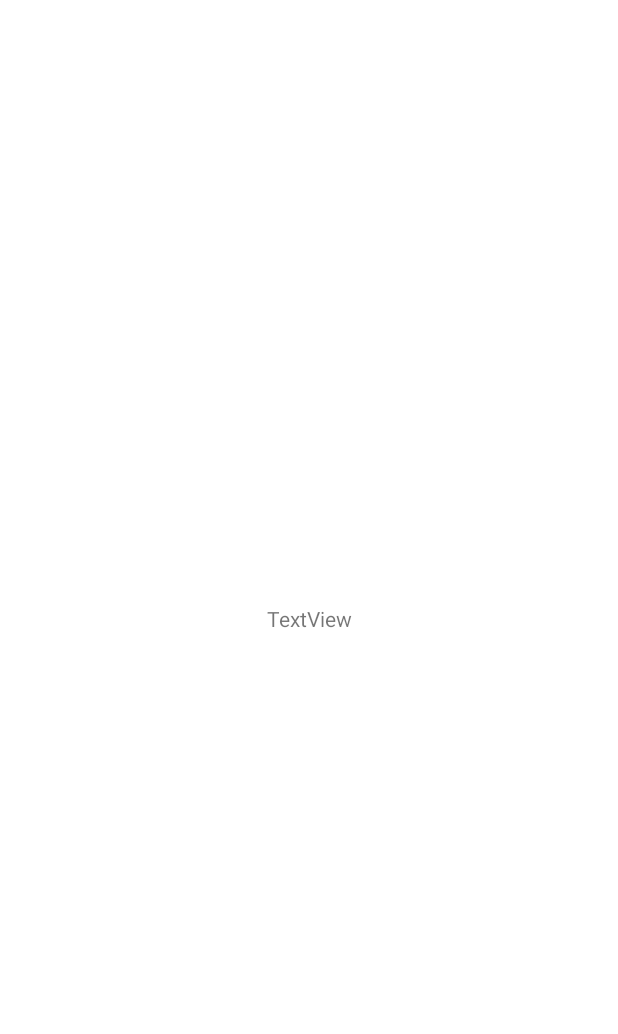
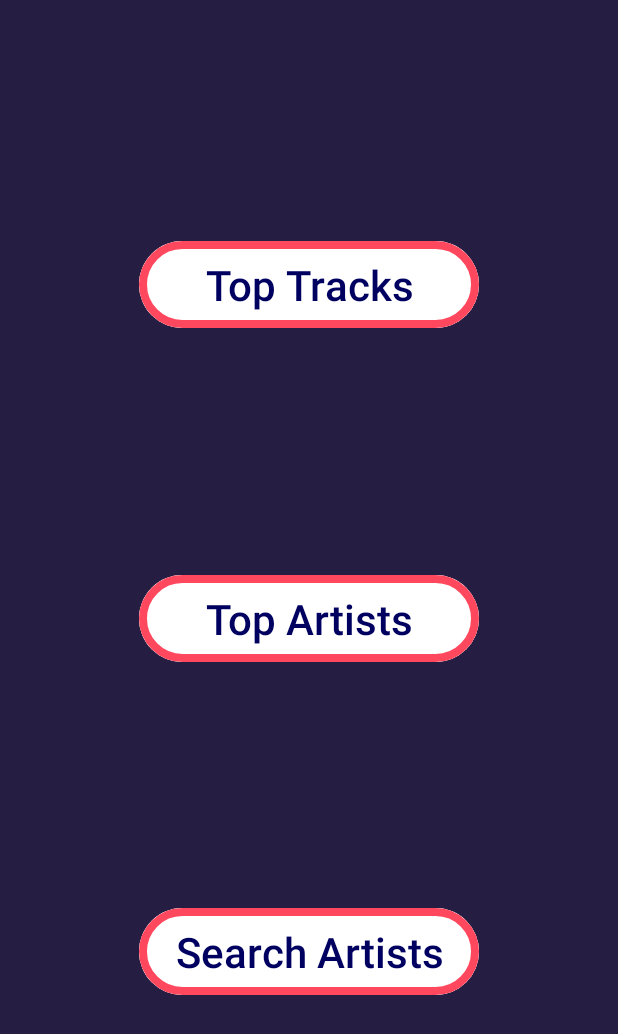
Before and after one commit to Cico-source/LastFmApp, an Android app: the screen it shows after launch (SetupActivity), on a phone screen of 412 x 824 dp. Before the commit the part shown is almost empty. Shown: the top 1034 px of the screen. Run offline under Robolectric (Android 15) with nearby library versions, the phone set to English and light mode, and no system bars; our stand-ins replace Dagger/Hilt's generated code.

Commit message:
Finish Main Screen

```diff
--- a/app/src/main/java/com/leon/lastfmapp/feature_lastfm/presentation/fragments/MainScreenFragment.kt
+++ b/app/src/main/java/com/leon/lastfmapp/feature_lastfm/presentation/fragments/MainScreenFragment.kt
@@ -3,12 +3,9 @@ package com.leon.lastfmapp.feature_lastfm.presentation.fragments
 import android.os.Bundle
 import android.view.View
 import androidx.fragment.app.Fragment
-import androidx.fragment.app.viewModels
-import androidx.lifecycle.lifecycleScope
+import androidx.navigation.fragment.findNavController
 import com.leon.lastfmapp.R
-import com.leon.lastfmapp.common.util.snackbar
 import com.leon.lastfmapp.databinding.FragmentMainScreenBinding
-import com.leon.lastfmapp.feature_lastfm.presentation.viewmodels.MainScreenViewModel
 import dagger.hilt.android.AndroidEntryPoint
 
 @AndroidEntryPoint
@@ -19,70 +16,26 @@ class MainScreenFragment : Fragment(R.layout.fragment_main_screen)
 	private val binding: FragmentMainScreenBinding
 		get() = _binding!!
 
-	private val viewModel: MainScreenViewModel by viewModels()
-
 
 	override fun onViewCreated(view: View, savedInstanceState: Bundle?)
 	{
 		super.onViewCreated(view, savedInstanceState)
 		_binding = FragmentMainScreenBinding.bind(view)
 
-		subscribeToObservers()
-		listenToEvents()
 
-//		binding.btnChangeCity.setOnClickListener {
-//
-//			findNavController().navigate(R.id.action_mainScreenFragment_to_searchScreenFragment)
-//		}
+		binding.btnTopTracks.setOnClickListener {
 
-	}
-
-	private fun listenToEvents() = viewLifecycleOwner.lifecycleScope.launchWhenStarted {
-
-		viewModel.setupEvent.collect { event ->
-
-			when (event)
-			{
-				/*
-				is MainScreenViewModel.SetupEvent.GetCityWeatherDetailsErrorEvent ->
-				{
-					binding.loadingSpinner.isVisible = false
-					binding.btnRefresh.isVisible = true
-					snackbar(event.error)
-				}
-				*/
-				else                                                              ->
-				{
-					Unit
-				}
-			}
-
+			findNavController().navigate(R.id.action_mainScreenFragment_to_topTracksScreenFragment)
 		}
 
-	}
+		binding.btnTopArtists.setOnClickListener {
 
-	private fun subscribeToObservers() = viewLifecycleOwner.lifecycleScope.launchWhenStarted {
+			findNavController().navigate(R.id.action_mainScreenFragment_to_topArtistsScreenFragment)
+		}
 
-		viewModel.screen.collect { event ->
+		binding.btnSearchArtists.setOnClickListener {
 
-			when (event)
-			{
-				/*
-				is MainScreenViewModel.SetupEvent.??? ->
-				{
-
-				}
-				*/
-				is MainScreenViewModel.SetupEvent.LoadingEvent     ->
-				{
-					// binding.loadingSpinner.isVisible = true
-				}
-				else                                                     ->
-				{
-					Unit
-				}
-			}
-
+			findNavController().navigate(R.id.action_mainScreenFragment_to_searchScreenFragment)
 		}
 
 	}
--- a/app/src/main/java/com/leon/lastfmapp/feature_lastfm/presentation/fragments/SplashScreenFragment.kt
+++ b/app/src/main/java/com/leon/lastfmapp/feature_lastfm/presentation/fragments/SplashScreenFragment.kt
@@ -11,7 +11,6 @@ import com.leon.lastfmapp.R
 import dagger.hilt.android.AndroidEntryPoint
 import kotlinx.coroutines.delay
 import kotlinx.coroutines.launch
-
 
 @AndroidEntryPoint
 class SplashScreenFragment : Fragment()
--- a/app/src/main/java/com/leon/lastfmapp/feature_lastfm/presentation/viewmodels/MainScreenViewModel.kt
+++ /dev/null
@@ -1,64 +0,0 @@
-package com.leon.lastfmapp.feature_lastfm.presentation.viewmodels
-
-
-import androidx.lifecycle.ViewModel
-import androidx.lifecycle.viewModelScope
-import com.leon.lastfmapp.common.util.DispatcherProvider
-import dagger.hilt.android.lifecycle.HiltViewModel
-import kotlinx.coroutines.flow.MutableSharedFlow
-import kotlinx.coroutines.flow.MutableStateFlow
-import kotlinx.coroutines.flow.SharedFlow
-import kotlinx.coroutines.flow.StateFlow
-import kotlinx.coroutines.launch
-import javax.inject.Inject
-
-@HiltViewModel
-class MainScreenViewModel @Inject constructor(
-    // USE CASES
-    // private val getCityCoordinates: GetCityCoordinates,
-    // private val getWeatherDetails: GetWeatherDetails,
-    private val dispatchers: DispatcherProvider,
-    // CACHING
-    // private val dao: WeatherDetailsDao
-) : ViewModel()
-{
-
-    sealed class SetupEvent
-    {
-
-        // data class GetCityWeatherDetailsEvent(val weatherDetails: WeatherDetails, val city: String) : SetupEvent()
-        data class GetCityWeatherDetailsErrorEvent(val error: String) : SetupEvent()
-
-        object LoadingEvent : SetupEvent()
-        object EmptyEvent : SetupEvent()
-    }
-
-    private val _setupEvent = MutableSharedFlow<SetupEvent>()
-    val setupEvent: SharedFlow<SetupEvent> = _setupEvent
-
-    private val _screen = MutableStateFlow<SetupEvent>(SetupEvent.EmptyEvent)
-    val screen: StateFlow<SetupEvent> = _screen
-
-    fun getWeatherDetailsForCity(city: String)
-    {
-        _screen.value = SetupEvent.LoadingEvent
-
-        viewModelScope.launch(dispatchers.main) {
-
-            /*
-            val cityCoords = getCityCoordinates(city, Constants.CACHE_DURATION_MINUTES)
-
-            if (cityCoords is Resource.Success)
-            {
-                _screen.value = SetupEvent.GetCityWeatherDetailsEvent(cityWeatherDetails.data ?: return@launch, city)
-            }
-            else
-            {
-                _screen.emit(SetupEvent.EmptyEvent)
-                _setupEvent.emit(SetupEvent.GetCityWeatherDetailsErrorEvent(cityWeatherDetails.message ?: return@launch))
-            }
-            */
-        }
-    }
-
-}
--- a/app/src/main/res/layout/fragment_main_screen.xml
+++ b/app/src/main/res/layout/fragment_main_screen.xml
@@ -4,16 +4,70 @@
     xmlns:tools="http://schemas.android.com/tools"
     android:layout_width="match_parent"
     android:layout_height="match_parent"
-    tools:context=".feature_lastfm.presentation.fragments.MainScreenFragment"
-    >
+    android:background="@color/background_color"
+    tools:context=".feature_lastfm.presentation.fragments.MainScreenFragment">
 
-    <TextView
-        android:id="@+id/textView2"
+    <Button
+        android:id="@+id/btnTopArtists"
+        style="@style/Widget.Material3.Button"
+        android:layout_width="0dp"
+        android:layout_height="wrap_content"
+        android:backgroundTint="#FFFFFF"
+        android:fontFamily="sans-serif-light"
+        android:paddingTop="10dp"
+        android:paddingBottom="10dp"
+        android:text="Top Artists"
+        android:textColor="#000060"
+        android:textSize="28sp"
+        android:textStyle="bold"
+        app:layout_constraintBottom_toTopOf="@+id/btnSearchArtists"
+        app:layout_constraintEnd_toEndOf="@+id/btnSearchArtists"
+        app:layout_constraintHorizontal_bias="0.5"
+        app:layout_constraintStart_toStartOf="@+id/btnSearchArtists"
+        app:layout_constraintTop_toBottomOf="@+id/btnTopTracks"
+        app:strokeColor="#FF485E"
+        app:strokeWidth="5dp" />
+
+    <Button
+        android:id="@+id/btnSearchArtists"
+        style="@style/Widget.Material3.Button"
         android:layout_width="wrap_content"
         android:layout_height="wrap_content"
-        android:text="TextView"
+        android:backgroundTint="#FFFFFF"
+        android:fontFamily="sans-serif-light"
+        android:paddingTop="10dp"
+        android:paddingBottom="10dp"
+        android:text="Search Artists"
+        android:textColor="#000060"
+        android:textSize="28sp"
+        android:textStyle="bold"
         app:layout_constraintBottom_toBottomOf="parent"
         app:layout_constraintEnd_toEndOf="parent"
+        app:layout_constraintHorizontal_bias="0.5"
         app:layout_constraintStart_toStartOf="parent"
-        app:layout_constraintTop_toTopOf="parent" />
+        app:layout_constraintTop_toBottomOf="@+id/btnTopArtists"
+        app:strokeColor="#FF485E"
+        app:strokeWidth="5dp" />
+
+    <Button
+        android:id="@+id/btnTopTracks"
+        style="@style/Widget.Material3.Button"
+        android:layout_width="0dp"
+        android:layout_height="wrap_content"
+        android:backgroundTint="#FFFFFF"
+        android:fontFamily="sans-serif-light"
+        android:paddingTop="10dp"
+        android:paddingBottom="10dp"
+        android:text="Top Tracks"
+        android:textColor="#000060"
+        android:textSize="28sp"
+        android:textStyle="bold"
+        app:layout_constraintBottom_toTopOf="@+id/btnTopArtists"
+        app:layout_constraintEnd_toEndOf="@+id/btnSearchArtists"
+        app:layout_constraintHorizontal_bias="0.5"
+        app:layout_constraintStart_toStartOf="@+id/btnSearchArtists"
+        app:layout_constraintTop_toTopOf="parent"
+        app:strokeColor="#FF485E"
+        app:strokeWidth="5dp" />
+
 </androidx.constraintlayout.widget.ConstraintLayout>
--- a/app/src/main/res/layout/fragment_splash_screen.xml
+++ b/app/src/main/res/layout/fragment_splash_screen.xml
@@ -4,7 +4,7 @@
     xmlns:tools="http://schemas.android.com/tools"
     android:layout_width="match_parent"
     android:layout_height="match_parent"
-    android:background="#251D42"
+    android:background="@color/background_color"
     tools:context=".feature_lastfm.presentation.fragments.SplashScreenFragment">
 
     <ImageView
@@ -37,7 +37,7 @@
         android:layout_height="wrap_content"
         android:text="LastFmApp"
         android:textColor="@color/splash_color"
-        android:textSize="60sp"
+        android:textSize="48sp"
         app:layout_constraintEnd_toEndOf="parent"
         app:layout_constraintHorizontal_bias="0.493"
         app:layout_constraintStart_toStartOf="parent"
--- a/app/src/main/res/values/colors.xml
+++ b/app/src/main/res/values/colors.xml
@@ -8,4 +8,5 @@
     <color name="black">#FF000000</color>
     <color name="white">#FFFFFFFF</color>
     <color name="splash_color">#FF485E</color>
+    <color name="background_color">#251D42</color>
 </resources>
```
